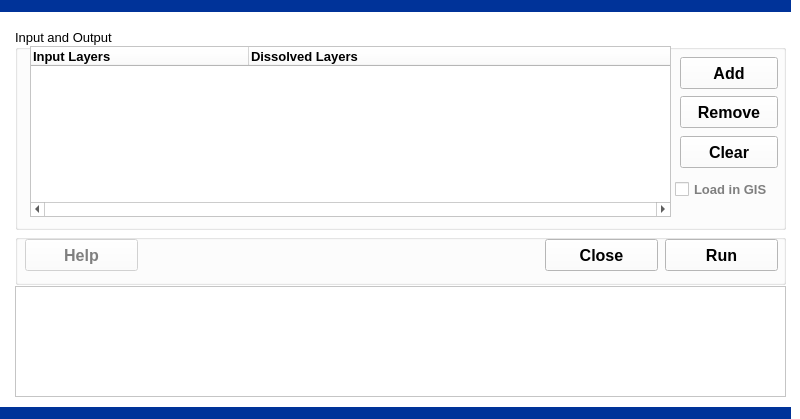
Before: the Qt Designer form 3VectorProcessing/1DissolvePolygons/dissolvepolygons.ui in leonard-psu/PIHMgis, drawn with Qt 5.
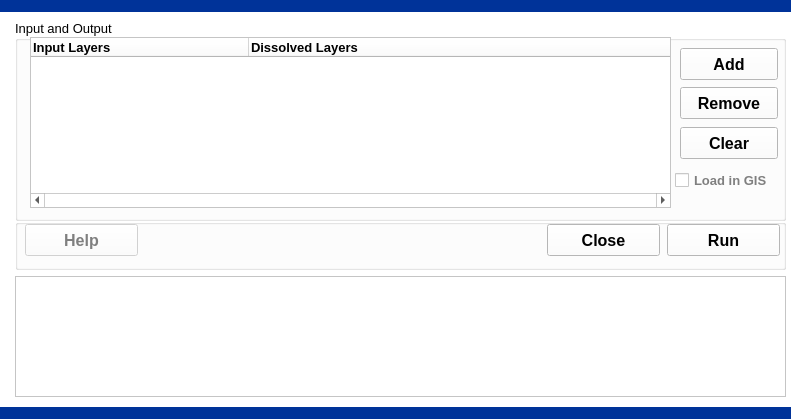
After: the same form once the commit is applied.

Patch:
```diff
--- a/3VectorProcessing/1DissolvePolygons/dissolvepolygons.ui
+++ b/3VectorProcessing/1DissolvePolygons/dissolvepolygons.ui
@@ -7,9 +7,21 @@
     <x>0</x>
     <y>0</y>
     <width>800</width>
-    <height>419</height>
+    <height>420</height>
    </rect>
   </property>
+  <property name="minimumSize">
+   <size>
+    <width>800</width>
+    <height>420</height>
+   </size>
+  </property>
+  <property name="maximumSize">
+   <size>
+    <width>800</width>
+    <height>420</height>
+   </size>
+  </property>
   <property name="palette">
    <palette>
     <active>
@@ -438,7 +450,7 @@
    <property name="geometry">
     <rect>
      <x>15</x>
-     <y>234</y>
+     <y>219</y>
      <width>771</width>
      <height>51</height>
     </rect>
@@ -476,7 +488,7 @@
    <widget class="QPushButton" name="pushButtonClose">
     <property name="geometry">
      <rect>
-      <x>530</x>
+      <x>532</x>
       <y>5</y>
       <width>113</width>
       <height>32</height>
@@ -500,7 +512,7 @@
    <widget class="QPushButton" name="pushButtonRun">
     <property name="geometry">
      <rect>
-      <x>650</x>
+      <x>652</x>
       <y>5</y>
       <width>113</width>
       <height>32</height>
@@ -529,7 +541,7 @@
    <property name="geometry">
     <rect>
      <x>15</x>
-     <y>29</y>
+     <y>20</y>
      <width>771</width>
      <height>201</height>
     </rect>
@@ -1206,9 +1218,9 @@
    <property name="geometry">
     <rect>
      <x>15</x>
-     <y>286</y>
+     <y>276</y>
      <width>771</width>
-     <height>111</height>
+     <height>121</height>
     </rect>
    </property>
    <property name="font">
```
